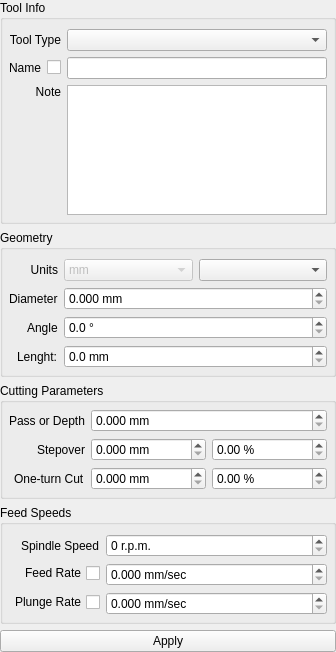
The window that static_libs/tooldatabase/tooleditform.ui (XRay3D/GERBER_X3) describes before a commit, drawn with Qt 5.
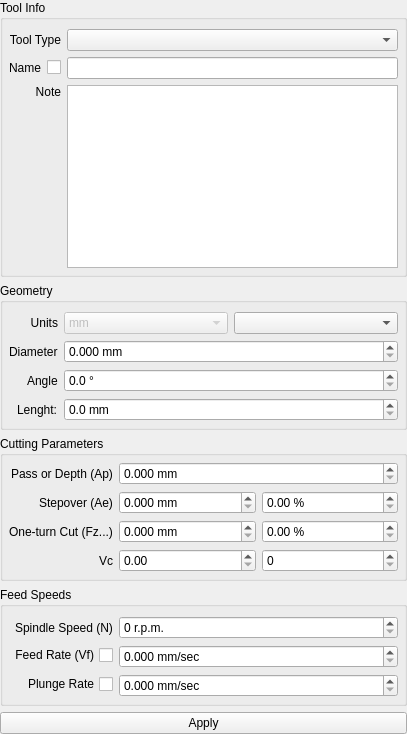
The same window after the commit. Custom widgets are drawn as their Qt base class.

What changed in the file:
```diff
--- a/static_libs/tooldatabase/tooleditform.ui
+++ b/static_libs/tooldatabase/tooleditform.ui
@@ -6,8 +6,8 @@
    <rect>
     <x>0</x>
     <y>0</y>
-    <width>336</width>
-    <height>652</height>
+    <width>407</width>
+    <height>734</height>
    </rect>
   </property>
   <property name="sizePolicy">
@@ -316,7 +316,7 @@
          <item row="0" column="0">
           <widget class="QLabel" name="lblPassDepth">
            <property name="text">
-            <string>Pass or Depth</string>
+            <string>Pass or Depth (Ap)</string>
            </property>
           </widget>
          </item>
@@ -348,7 +348,7 @@
            <item>
             <widget class="QLabel" name="lblStepover">
              <property name="text">
-              <string>Stepover</string>
+              <string>Stepover (Ae)</string>
              </property>
             </widget>
            </item>
@@ -405,7 +405,7 @@
          <item row="2" column="0">
           <widget class="QLabel" name="lblCut">
            <property name="text">
-            <string>One-turn Cut</string>
+            <string>One-turn Cut (Fz...)</string>
            </property>
           </widget>
          </item>
@@ -457,6 +457,23 @@
            </item>
           </layout>
          </item>
+         <item row="3" column="0">
+          <widget class="QLabel" name="label_2">
+           <property name="text">
+            <string>Vc</string>
+           </property>
+          </widget>
+         </item>
+         <item row="3" column="1">
+          <layout class="QHBoxLayout" name="horizontalLayout_2">
+           <item>
+            <widget class="QDoubleSpinBox" name="dsbxVc"/>
+           </item>
+           <item>
+            <widget class="QSpinBox" name="sbxNTeeth"/>
+           </item>
+          </layout>
+         </item>
         </layout>
        </widget>
       </item>
@@ -490,7 +507,7 @@
          <item row="0" column="0">
           <widget class="QLabel" name="lblSpindleSpeed">
            <property name="text">
-            <string>Spindle Speed</string>
+            <string>Spindle Speed (N)</string>
            </property>
           </widget>
          </item>
@@ -522,7 +539,7 @@
             <enum>Qt::RightToLeft</enum>
            </property>
            <property name="text">
-            <string>Feed Rate</string>
+            <string>Feed Rate (Vf)</string>
            </property>
           </widget>
          </item>
```
Left out of the diff: 24 changed lines with no effect on the pictures.
